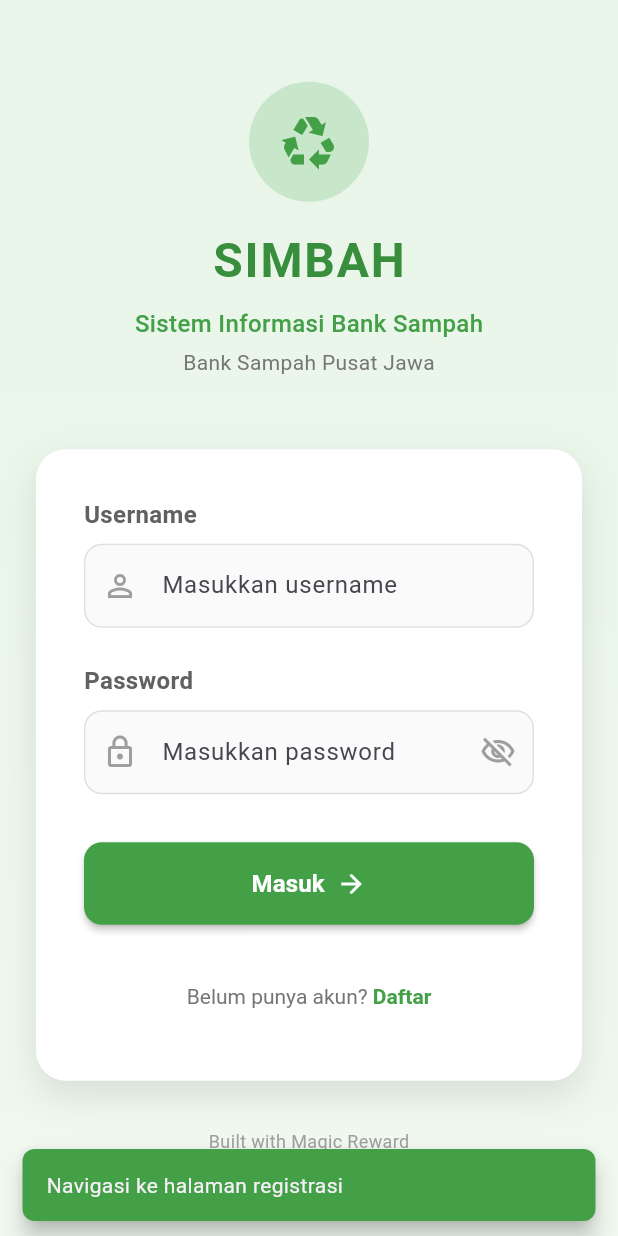
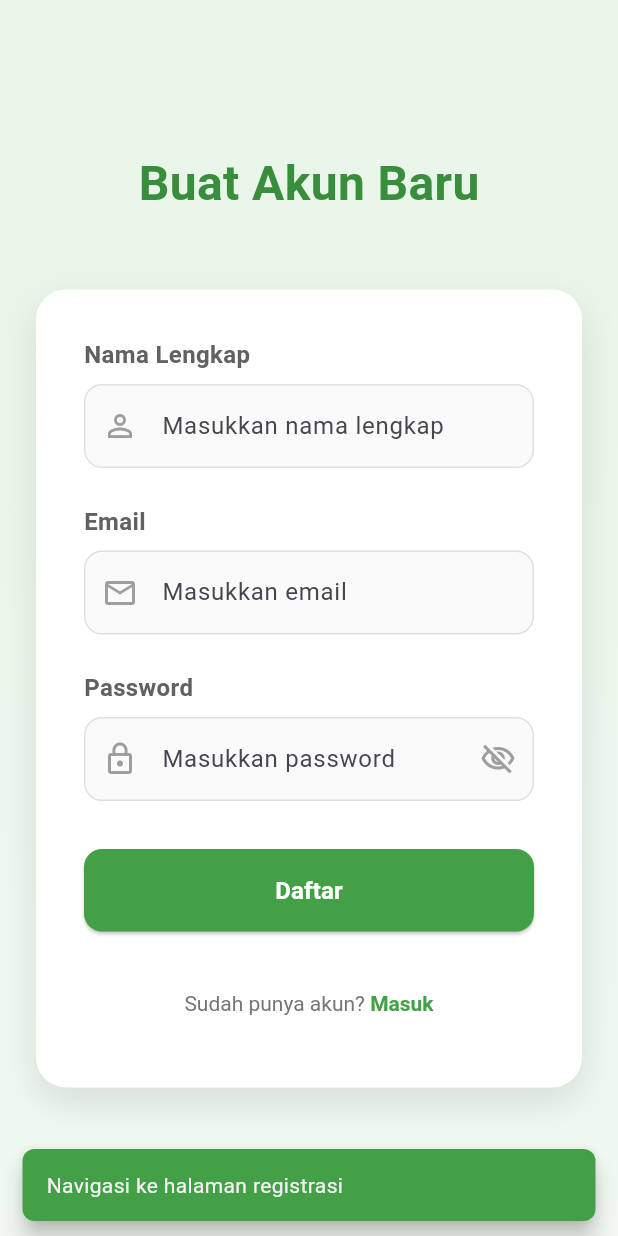
Before and after one commit to mkhsnw/simbah-mobile, a Flutter app: the screen it shows after launch, after a tap on an icon or button, on a phone screen of 412 x 824 dp. Run offline on Flutter 3.47's test engine with Material 3 defaults, Android fonts, the phone set to English and light mode, and no system bars; our stand-ins replace dio, go_router, pretty_dio_logger, shared_preferences.

Commit message:
[AUTH] add register page and splash screen

```diff
--- a/lib/config/routes.dart
+++ b/lib/config/routes.dart
@@ -1,26 +1,27 @@
 import 'package:flutter/material.dart';
 import 'package:go_router/go_router.dart';
 import 'package:simbah/pages/login_page.dart';
+import 'package:simbah/pages/register_page.dart';
+import 'package:simbah/pages/splash_page.dart';
 
 final GoRouter router = GoRouter(
-  initialLocation: '/login',
+  initialLocation: '/',
 
   routes: [
+    GoRoute(path: '/', builder: (context, state) => const SplashPage()),
+    GoRoute(path: '/login', builder: (context, state) => const LoginPage()),
     GoRoute(
-      path: '/login',
-      builder: (context, state) => const LoginPage()
+      path: '/register',
+      builder: (context, state) => const RegisterPage(),
     ),
     GoRoute(
       path: '/home',
-      builder: (context, state) => const Scaffold(
-        body: Center(child: Text('Home Page')),
-      ),
+      builder: (context, state) =>
+          const Scaffold(body: Center(child: Text('Home Page'))),
     ),
   ],
 
   errorBuilder: (context, state) => Scaffold(
-    body: Center(
-      child: Text('Halaman tidak ditemukan: ${state.error}'),
-    ),
+    body: Center(child: Text('Halaman tidak ditemukan: ${state.error}')),
   ),
 );
--- a/lib/pages/login_page.dart
+++ b/lib/pages/login_page.dart
@@ -1,4 +1,5 @@
 import 'package:flutter/material.dart';
+import 'package:go_router/go_router.dart';
 
 class LoginPage extends StatefulWidget {
   const LoginPage({super.key});
@@ -70,7 +71,7 @@ class _LoginPageState extends State<LoginPage> {
                         ),
                         SizedBox(height: 4),
                         Text(
-                          'Bank Sampah Pusat Jawa',
+                          'Bank Sampah Pagar Idum',
                           style: TextStyle(
                             fontSize: 14,
                             color: Colors.grey.shade600,
@@ -280,14 +281,6 @@ class _LoginPageState extends State<LoginPage> {
                       ],
                     ),
                   ),
-
-                  SizedBox(height: 32),
-
-                  // Footer
-                  Text(
-                    'Built with Magic Reward',
-                    style: TextStyle(fontSize: 12, color: Colors.grey.shade500),
-                  ),
                 ],
               ),
             ),
@@ -315,8 +308,7 @@ class _LoginPageState extends State<LoginPage> {
 
   void _handleRegister() {
     _showSnackBar('Navigasi ke halaman registrasi');
-    // Navigate to register page
-    // Navigator.push(context, MaterialPageRoute(builder: (context) => RegisterPage()));
+    context.push('/register');
   }
 
   void _showSnackBar(String message) {
--- /dev/null
+++ b/lib/pages/register_page.dart
@@ -0,0 +1,269 @@
+import 'package:flutter/material.dart';
+import 'package:go_router/go_router.dart';
+
+class RegisterPage extends StatefulWidget {
+  const RegisterPage({super.key});
+
+  @override
+  State<RegisterPage> createState() => _RegisterPageState();
+}
+
+class _RegisterPageState extends State<RegisterPage> {
+  final _nameController = TextEditingController();
+  final _emailController = TextEditingController();
+  final _passwordController = TextEditingController();
+  bool _obscurePassword = true;
+
+  @override
+  void dispose() {
+    _nameController.dispose();
+    _emailController.dispose();
+    _passwordController.dispose();
+    super.dispose();
+  }
+
+  void _handleRegister() {
+    final name = _nameController.text.trim();
+    final email = _emailController.text.trim();
+    final password = _passwordController.text.trim();
+
+    if (name.isEmpty || email.isEmpty || password.isEmpty) {
+      _showSnackBar('Semua field harus diisi');
+      return;
+    }
+
+    // TODO: Implementasi logika registrasi (misal: panggil API)
+    _showSnackBar('Registrasi berhasil!');
+
+    // Kembali ke halaman login setelah berhasil
+    if (mounted) {
+      context.go('/login');
+    }
+  }
+
+  void _showSnackBar(String message) {
+    ScaffoldMessenger.of(context).showSnackBar(
+      SnackBar(
+        content: Text(message),
+        backgroundColor: Colors.green.shade600,
+        behavior: SnackBarBehavior.floating,
+        shape: RoundedRectangleBorder(borderRadius: BorderRadius.circular(8)),
+      ),
+    );
+  }
+
+  @override
+  Widget build(BuildContext context) {
+    return Scaffold(
+      body: Container(
+        decoration: const BoxDecoration(
+          gradient: LinearGradient(
+            begin: Alignment.topCenter,
+            end: Alignment.bottomCenter,
+            colors: [Color(0xFFE8F5E8), Color(0xFFF0F8F0)],
+          ),
+        ),
+        child: SafeArea(
+          child: Center(
+            child: SingleChildScrollView(
+              padding: const EdgeInsets.symmetric(horizontal: 24.0),
+              child: Column(
+                mainAxisAlignment: MainAxisAlignment.center,
+                children: [
+                  // Header
+                  Container(
+                    margin: const EdgeInsets.only(bottom: 48.0),
+                    child: Text(
+                      'Buat Akun Baru',
+                      style: TextStyle(
+                        fontSize: 32,
+                        fontWeight: FontWeight.bold,
+                        color: Colors.green.shade700,
+                      ),
+                    ),
+                  ),
+
+                  // Register Form
+                  Container(
+                    padding: const EdgeInsets.all(32.0),
+                    decoration: BoxDecoration(
+                      color: Colors.white,
+                      borderRadius: BorderRadius.circular(20),
+                      boxShadow: [
+                        BoxShadow(
+                          color: Colors.black.withOpacity(0.1),
+                          blurRadius: 20,
+                          offset: const Offset(0, 10),
+                        ),
+                      ],
+                    ),
+                    child: Column(
+                      crossAxisAlignment: CrossAxisAlignment.stretch,
+                      children: [
+                        // Name Field
+                        _buildTextField(
+                          controller: _nameController,
+                          label: 'Nama Lengkap',
+                          hint: 'Masukkan nama lengkap',
+                          icon: Icons.person_outline,
+                        ),
+                        const SizedBox(height: 24),
+
+                        // Email Field
+                        _buildTextField(
+                          controller: _emailController,
+                          label: 'Email',
+                          hint: 'Masukkan email',
+                          icon: Icons.email_outlined,
+                          keyboardType: TextInputType.emailAddress,
+                        ),
+                        const SizedBox(height: 24),
+
+                        // Password Field
+                        _buildPasswordField(),
+                        const SizedBox(height: 32),
+
+                        // Register Button
+                        ElevatedButton(
+                          onPressed: _handleRegister,
+                          style: ElevatedButton.styleFrom(
+                            backgroundColor: Colors.green.shade600,
+                            foregroundColor: Colors.white,
+                            padding: const EdgeInsets.symmetric(vertical: 16),
+                            shape: RoundedRectangleBorder(
+                              borderRadius: BorderRadius.circular(12),
+                            ),
+                          ),
+                          child: const Text(
+                            'Daftar',
+                            style: TextStyle(
+                              fontSize: 16,
+                              fontWeight: FontWeight.w600,
+                            ),
+                          ),
+                        ),
+                        const SizedBox(height: 24),
+
+                        // Login Link
+                        Center(
+                          child: TextButton(
+                            onPressed: () => context.pop(),
+                            child: RichText(
+                              text: TextSpan(
+                                text: 'Sudah punya akun? ',
+                                style: TextStyle(
+                                  color: Colors.grey.shade600,
+                                  fontSize: 14,
+                                ),
+                                children: [
+                                  TextSpan(
+                                    text: 'Masuk',
+                                    style: TextStyle(
+                                      color: Colors.green.shade600,
+                                      fontWeight: FontWeight.w600,
+                                    ),
+                                  ),
+                                ],
+                              ),
+                            ),
+                          ),
+                        ),
+                      ],
+                    ),
+                  ),
+                ],
+              ),
+            ),
+          ),
+        ),
+      ),
+    );
+  }
+
+  Widget _buildTextField({
+    required TextEditingController controller,
+    required String label,
+    required String hint,
+    required IconData icon,
+    TextInputType? keyboardType,
+  }) {
+    return Column(
+      crossAxisAlignment: CrossAxisAlignment.start,
+      children: [
+        Text(
+          label,
+          style: TextStyle(
+            fontSize: 16,
+            fontWeight: FontWeight.w600,
+            color: Colors.grey.shade700,
+          ),
+        ),
+        const SizedBox(height: 8),
+        TextField(
+          controller: controller,
+          keyboardType: keyboardType,
+          decoration: _inputDecoration(hint, icon),
+        ),
+      ],
+    );
+  }
+
+  Widget _buildPasswordField() {
+    return Column(
+      crossAxisAlignment: CrossAxisAlignment.start,
+      children: [
+        Text(
+          'Password',
+          style: TextStyle(
+            fontSize: 16,
+            fontWeight: FontWeight.w600,
+            color: Colors.grey.shade700,
+          ),
+        ),
+        const SizedBox(height: 8),
+        TextField(
+          controller: _passwordController,
+          obscureText: _obscurePassword,
+          decoration: _inputDecoration('Masukkan password', Icons.lock_outline)
+              .copyWith(
+            suffixIcon: IconButton(
+              icon: Icon(
+                _obscurePassword
+                    ? Icons.visibility_off_outlined
+                    : Icons.visibility_outlined,
+                color: Colors.grey.shade500,
+              ),
+              onPressed: () {
+                setState(() {
+                  _obscurePassword = !_obscurePassword;
+                });
+              },
+            ),
+          ),
+        ),
+      ],
+    );
+  }
+
+  InputDecoration _inputDecoration(String hintText, IconData icon) {
+    return InputDecoration(
+      hintText: hintText,
+      prefixIcon: Icon(icon, color: Colors.grey.shade500),
+      filled: true,
+      fillColor: Colors.grey.shade50,
+      border: OutlineInputBorder(
+        borderRadius: BorderRadius.circular(12),
+        borderSide: BorderSide(color: Colors.grey.shade300),
+      ),
+      enabledBorder: OutlineInputBorder(
+        borderRadius: BorderRadius.circular(12),
+        borderSide: BorderSide(color: Colors.grey.shade300),
+      ),
+      focusedBorder: OutlineInputBorder(
+        borderRadius: BorderRadius.circular(12),
+        borderSide: BorderSide(color: Colors.green.shade400, width: 2),
+      ),
+      contentPadding: const EdgeInsets.symmetric(horizontal: 16, vertical: 16),
+    );
+  }
+}
--- /dev/null
+++ b/lib/pages/splash_page.dart
@@ -0,0 +1,97 @@
+import 'dart:async';
+import 'package:flutter/material.dart';
+import 'package:go_router/go_router.dart';
+
+class SplashPage extends StatefulWidget {
+  const SplashPage({super.key});
+
+  @override
+  State<SplashPage> createState() => _SplashPageState();
+}
+
+class _SplashPageState extends State<SplashPage> {
+  @override
+  void initState() {
+    super.initState();
+    // Navigasi ke halaman login setelah 3 detik
+    Timer(const Duration(seconds: 3), () {
+      // Menggunakan go_router untuk navigasi agar riwayat navigasi bersih
+      if (mounted) {
+        context.go('/login');
+      }
+    });
+  }
+
+  @override
+  Widget build(BuildContext context) {
+    return Scaffold(
+      body: Container(
+        // Menggunakan gradient yang sama dengan halaman login untuk konsistensi
+        decoration: const BoxDecoration(
+          gradient: LinearGradient(
+            begin: Alignment.topCenter,
+            end: Alignment.bottomCenter,
+            colors: [Color(0xFFE8F5E8), Color(0xFFF0F8F0)],
+          ),
+        ),
+        child: Center(
+          // Animasi untuk memunculkan konten secara perlahan (fade-in)
+          child: TweenAnimationBuilder(
+            tween: Tween<double>(begin: 0.0, end: 1.0),
+            duration: const Duration(seconds: 2),
+            builder: (context, double opacity, child) {
+              return Opacity(opacity: opacity, child: child);
+            },
+            child: Column(
+              mainAxisAlignment: MainAxisAlignment.center,
+              children: [
+                // Logo
+                Container(
+                  width: 100,
+                  height: 100,
+                  margin: const EdgeInsets.only(bottom: 20.0),
+                  decoration: BoxDecoration(
+                    color: Colors.green.shade100,
+                    shape: BoxShape.circle,
+                    boxShadow: [
+                      BoxShadow(
+                        color: Colors.green.withOpacity(0.2),
+                        blurRadius: 15,
+                        offset: const Offset(0, 5),
+                      ),
+                    ],
+                  ),
+                  child: Icon(
+                    Icons.recycling,
+                    size: 50,
+                    color: Colors.green.shade700,
+                  ),
+                ),
+                // Judul Aplikasi
+                Text(
+                  'SIMBAH',
+                  style: TextStyle(
+                    fontSize: 40,
+                    fontWeight: FontWeight.bold,
+                    color: Colors.green.shade800,
+                    letterSpacing: 1.5,
+                  ),
+                ),
+                const SizedBox(height: 8),
+                // Tagline
+                Text(
+                  'Sistem Informasi Bank Sampah',
+                  style: TextStyle(
+                    fontSize: 16,
+                    color: Colors.green.shade700,
+                    fontWeight: FontWeight.w500,
+                  ),
+                ),
+              ],
+            ),
+          ),
+        ),
+      ),
+    );
+  }
+}
--- /dev/null
+++ b/lib/utils/token.dart
@@ -0,0 +1,5 @@
+import 'package:shared_preferences/shared_preferences.dart';
+
+void setToken(String token) async {
+  final sharedPrefs = await SharedPreferences.getInstance();
+}
--- a/pubspec.yaml
+++ b/pubspec.yaml
@@ -35,6 +35,9 @@ dependencies:
   # Use with the CupertinoIcons class for iOS style icons.
   cupertino_icons: ^1.0.8
   go_router: ^15.2.3
+  dio: ^5.8.0+1
+  pretty_dio_logger: ^1.3.1
+  shared_preferences: ^2.5.3
 
 dev_dependencies:
   flutter_test:
```
Also changed, not shown: lib/config/api.dart (added, +119 -0 lines), pubspec.lock, 1 other file.
